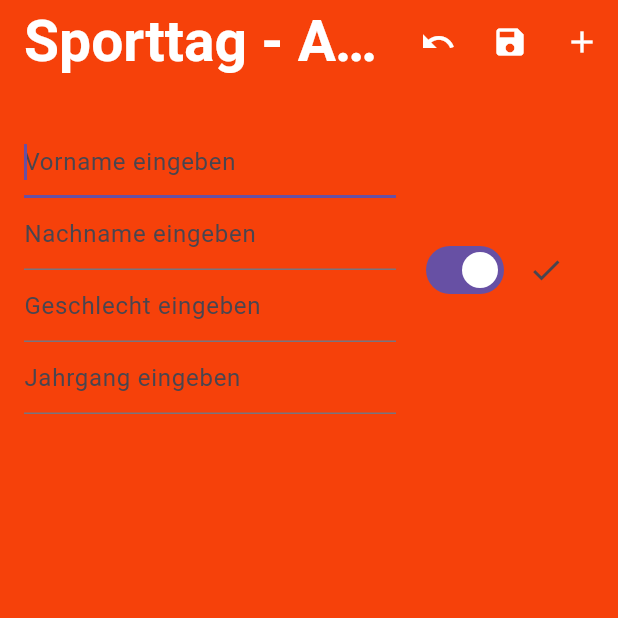
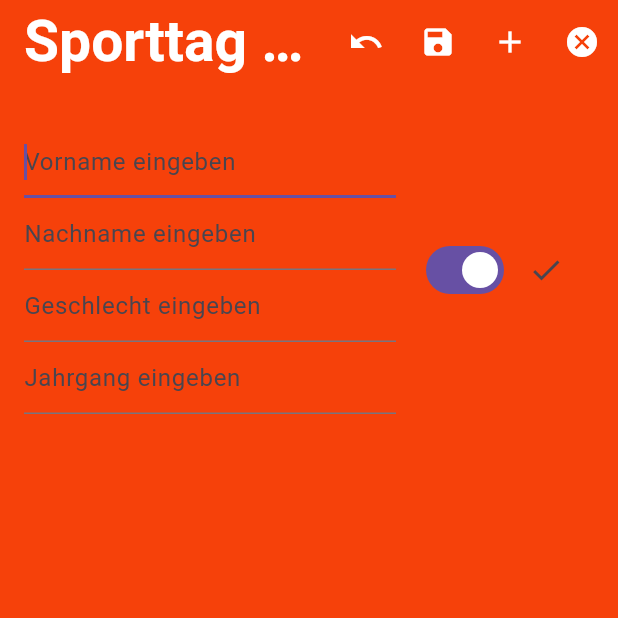
Before and after one commit to HoefiEsslingen/sporttag_wettkampfbuero, a Flutter app: the AnmeldenSporttag screen opened by its route, after a tap on the "add" icon, on a phone screen of 412 x 824 dp, the top half of it. Run offline on Flutter 3.47's test engine with Material 3 defaults, Android fonts, the light colour scheme and no system bars; our stand-ins replace logger, parse_server_sdk_flutter, qr_flutter, shared_preferences, web; missing offline and left inert: dart:ui_web; accounts and stored records are empty; network calls fail.

Commit message:
Rücksprung aus Anmeldung

```diff
--- a/lib/src/anmelden_sporttag.dart
+++ b/lib/src/anmelden_sporttag.dart
@@ -89,12 +89,14 @@ class AnmeldenSporttagState extends State<AnmeldenSporttag> {
     return Scaffold(
       appBar: AppBar(
         title: Text(widget.titel!),
+        // TODO: Rücksprung muss implementiert werden - Als Button oder Icon (Rücksprung)in der AppBar
         automaticallyImplyLeading: false,
         actions: [
-          IconButton(icon: const Icon(Icons.undo), onPressed: undoChanges),
-          IconButton(
+          IconButton(tooltip: "Änderung rückgängig machen", icon: const Icon(Icons.undo), onPressed: undoChanges),
+          IconButton(tooltip: "Änderungen speichern",
               icon: const Icon(Icons.save), onPressed: _speichereAenderungen),
-          IconButton(icon: const Icon(Icons.add), onPressed: addNewKind),
+          IconButton(tooltip: "Neues Kind anmelden", icon: const Icon(Icons.add), onPressed: addNewKind),
+          IconButton(tooltip: "Anmeldung beenden", icon: const Icon(Icons.cancel), onPressed: Navigator.of(context).pop),
         ],
       ),
       body: isLoading
--- a/lib/src/riegen_zuordnung.dart
+++ b/lib/src/riegen_zuordnung.dart
@@ -94,6 +94,7 @@ class RiegenZuordnungState extends State<RiegenZuordnung> {
   Widget build(BuildContext context) {
     return Scaffold(
       appBar: MeineAppBar(titel: widget.titel ?? 'Riegen Zuordnung'),
+      // TODO: Riegen-ZUordnung wird nicht angezeigt - Das Widget bleibt grau
       body: Center(
         child: Column(
           children: [
```
